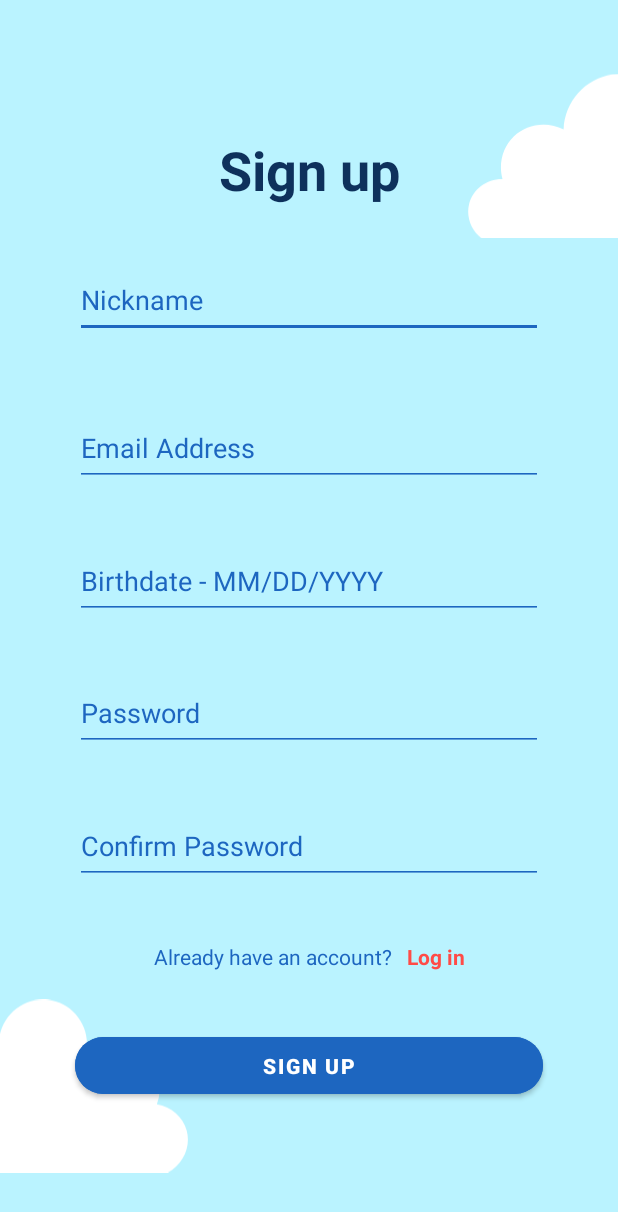
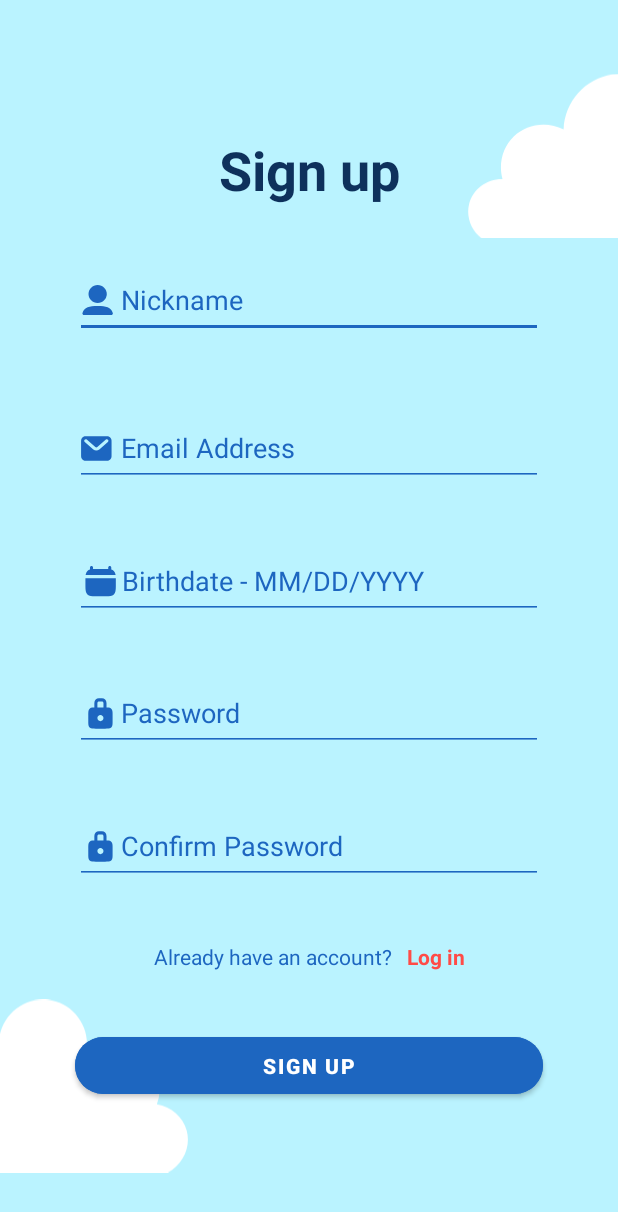
Before and after one commit to Wanyea/Adventour, an Android app: the SignupScreen screen opened directly, with no data from a screen before it, on a phone screen of 412 x 824 dp. Shown: the top 1212 px of the screen. Run offline under Robolectric (Android 15) with nearby library versions, the light colour scheme and no system bars; our stand-ins replace Firebase (no records; nobody signed in at launch, a user with empty details on screens opened directly); 1 statement that could not run was skipped.

Commit message:
Added icons on the left of edittext for Login and Signup

```diff
--- /dev/null
+++ b/Android/AdventourAndroidVersion/app/src/main/res/drawable/ic_calendar_icon.xml
@@ -0,0 +1,12 @@
+<vector xmlns:android="http://schemas.android.com/apk/res/android"
+    android:width="25dp"
+    android:height="25dp"
+    android:viewportWidth="25"
+    android:viewportHeight="25">
+  <path
+      android:pathData="M2.914,10.613C2.913,10.716 2.912,10.82 2.912,10.925V16.301C2.912,17.417 2.971,18.383 3.151,19.193C3.334,20.015 3.655,20.738 4.221,21.305C4.787,21.871 5.51,22.192 6.332,22.374C7.143,22.555 8.108,22.613 9.224,22.613H16.601C17.717,22.613 18.682,22.555 19.493,22.374C20.315,22.192 21.038,21.871 21.604,21.305C22.17,20.738 22.491,20.015 22.674,19.193C22.854,18.383 22.913,17.417 22.913,16.301V10.925C22.913,10.82 22.912,10.716 22.911,10.613H2.914Z"
+      android:fillColor="#1D66C0"/>
+  <path
+      android:pathData="M5.912,4.96V3.613C5.912,3.061 6.36,2.613 6.912,2.613C7.465,2.613 7.912,3.061 7.912,3.613V4.648C8.324,4.623 8.761,4.613 9.224,4.613H16.6C17.064,4.613 17.501,4.623 17.912,4.648V3.613C17.912,3.061 18.36,2.613 18.912,2.613C19.465,2.613 19.912,3.061 19.912,3.613V4.96C20.562,5.153 21.136,5.454 21.604,5.921C22.17,6.488 22.491,7.211 22.674,8.033C22.715,8.218 22.75,8.411 22.779,8.613H3.046C3.075,8.411 3.11,8.218 3.151,8.033C3.334,7.211 3.654,6.488 4.221,5.921C4.689,5.454 5.263,5.153 5.912,4.96Z"
+      android:fillColor="#1D66C0"/>
+</vector>
--- /dev/null
+++ b/Android/AdventourAndroidVersion/app/src/main/res/drawable/ic_email_icon.xml
@@ -0,0 +1,10 @@
+<vector xmlns:android="http://schemas.android.com/apk/res/android"
+    android:width="21dp"
+    android:height="17dp"
+    android:viewportWidth="21"
+    android:viewportHeight="17">
+  <path
+      android:pathData="M4.023,0.821H16.087C16.526,0.821 16.904,0.821 17.218,0.842C17.547,0.864 17.877,0.914 18.203,1.049C18.938,1.353 19.522,1.937 19.827,2.673C19.962,2.998 20.011,3.328 20.034,3.658C20.055,3.971 20.055,4.35 20.055,4.789V12.853C20.055,13.291 20.055,13.67 20.034,13.983C20.011,14.313 19.962,14.643 19.827,14.969C19.522,15.704 18.938,16.288 18.203,16.592C17.877,16.727 17.547,16.777 17.218,16.799C16.904,16.821 16.526,16.821 16.087,16.821H4.023C3.585,16.821 3.206,16.821 2.893,16.799C2.563,16.777 2.233,16.727 1.907,16.592C1.172,16.288 0.588,15.704 0.284,14.969C0.149,14.643 0.099,14.313 0.077,13.983C0.055,13.67 0.055,13.291 0.055,12.853V4.789C0.055,4.35 0.055,3.971 0.077,3.658C0.099,3.328 0.149,2.998 0.284,2.673C0.588,1.937 1.172,1.353 1.907,1.049C2.233,0.914 2.563,0.864 2.893,0.842C3.206,0.821 3.585,0.821 4.023,0.821ZM2.373,3.098C2.736,2.683 3.368,2.641 3.784,3.004L9.397,7.916C9.774,8.245 10.337,8.245 10.714,7.916L16.327,3.004C16.742,2.641 17.374,2.683 17.738,3.098C18.101,3.514 18.059,4.146 17.644,4.509L12.031,9.421C10.9,10.41 9.211,10.41 8.08,9.421L2.467,4.509C2.051,4.146 2.009,3.514 2.373,3.098Z"
+      android:fillColor="#1D66C0"
+      android:fillType="evenOdd"/>
+</vector>
--- /dev/null
+++ b/Android/AdventourAndroidVersion/app/src/main/res/drawable/ic_lock_icon.xml
@@ -0,0 +1,10 @@
+<vector xmlns:android="http://schemas.android.com/apk/res/android"
+    android:width="25dp"
+    android:height="25dp"
+    android:viewportWidth="25"
+    android:viewportHeight="25">
+  <path
+      android:pathData="M8.784,5.862V8.866C8.286,8.873 7.841,8.892 7.456,8.944C6.801,9.032 6.173,9.231 5.663,9.74C5.153,10.25 4.955,10.878 4.866,11.534C4.784,12.146 4.784,12.909 4.784,13.796V17.927C4.784,18.814 4.784,19.578 4.866,20.189C4.955,20.845 5.153,21.473 5.663,21.983C6.173,22.493 6.801,22.691 7.456,22.779C8.068,22.862 8.832,22.862 9.718,22.862H15.85C16.736,22.862 17.5,22.862 18.112,22.779C18.767,22.691 19.396,22.493 19.906,21.983C20.415,21.473 20.614,20.845 20.702,20.189C20.784,19.578 20.784,18.814 20.784,17.927V13.796C20.784,12.909 20.784,12.146 20.702,11.534C20.614,10.878 20.415,10.25 19.906,9.74C19.396,9.231 18.767,9.032 18.112,8.944C17.727,8.892 17.282,8.873 16.784,8.866V5.862C16.784,4.205 15.441,2.862 13.784,2.862H11.784C10.127,2.862 8.784,4.205 8.784,5.862ZM11.784,4.862C11.232,4.862 10.784,5.309 10.784,5.862V8.862H14.784V5.862C14.784,5.309 14.337,4.862 13.784,4.862H11.784ZM12.784,13.862C11.68,13.862 10.784,14.757 10.784,15.862C10.784,16.966 11.68,17.862 12.784,17.862C13.889,17.862 14.784,16.966 14.784,15.862C14.784,14.757 13.889,13.862 12.784,13.862Z"
+      android:fillColor="#1D66C0"
+      android:fillType="evenOdd"/>
+</vector>
--- /dev/null
+++ b/Android/AdventourAndroidVersion/app/src/main/res/drawable/ic_user_icon.xml
@@ -0,0 +1,14 @@
+<vector xmlns:android="http://schemas.android.com/apk/res/android"
+    android:width="21dp"
+    android:height="20dp"
+    android:viewportWidth="21"
+    android:viewportHeight="20">
+  <path
+      android:pathData="M4.923,6C4.923,2.686 7.609,0 10.923,0C14.236,0 16.923,2.686 16.923,6C16.923,9.314 14.236,12 10.923,12C7.609,12 4.923,9.314 4.923,6Z"
+      android:fillColor="#1D66C0"
+      android:fillType="evenOdd"/>
+  <path
+      android:pathData="M4.354,14.903C5.978,14.221 8.146,14 10.923,14C13.694,14 15.858,14.22 17.481,14.898C19.224,15.625 20.293,16.861 20.864,18.659C21.075,19.327 20.574,20 19.882,20H1.957C1.267,20 0.769,19.33 0.98,18.665C1.548,16.868 2.614,15.632 4.354,14.903Z"
+      android:fillColor="#1D66C0"
+      android:fillType="evenOdd"/>
+</vector>
--- a/Android/AdventourAndroidVersion/app/src/main/res/layout/activity_login_screen.xml
+++ b/Android/AdventourAndroidVersion/app/src/main/res/layout/activity_login_screen.xml
@@ -46,8 +46,11 @@
         android:layout_marginStart="50dp"
         android:layout_marginEnd="50dp"
         android:backgroundTint="@color/blue_main"
+        android:textColor="@color/navy_main"
         android:hint="Password"
         android:inputType="textPassword"
+        android:drawableLeft="@drawable/ic_lock_icon"
+        android:drawablePadding="1dp"
         app:layout_constraintBottom_toTopOf="@+id/signupTextView"
         app:layout_constraintEnd_toEndOf="parent"
         app:layout_constraintStart_toStartOf="parent"
@@ -60,10 +63,11 @@
         android:layout_marginStart="50dp"
         android:layout_marginEnd="50dp"
         android:backgroundTint="@color/blue_main"
+        android:textColor="@color/navy_main"
         android:layout_marginBottom="10dp"
         android:hint="Email"
-        android:textColor="#0e315c"
-        android:textColorHint="#1D66C0"
+        android:drawableLeft="@drawable/ic_email_icon"
+        android:drawablePadding="5dp"
         app:layout_constraintBottom_toTopOf="@+id/passwordEditText"
         app:layout_constraintEnd_toEndOf="parent"
         app:layout_constraintStart_toStartOf="parent"
--- a/Android/AdventourAndroidVersion/app/src/main/res/layout/activity_signup_screen.xml
+++ b/Android/AdventourAndroidVersion/app/src/main/res/layout/activity_signup_screen.xml
@@ -49,7 +49,10 @@
         android:layout_marginEnd="50dp"
         android:layout_marginBottom="10dp"
         android:backgroundTint="@color/blue_main"
+        android:textColor="@color/navy_main"
         android:hint="Nickname"
+        android:drawableLeft="@drawable/ic_user_icon"
+        android:drawablePadding="5dp"
         app:layout_constraintBottom_toTopOf="@+id/emailEditText"
         app:layout_constraintEnd_toEndOf="parent"
         app:layout_constraintHorizontal_bias="1.0"
@@ -64,6 +67,9 @@
         android:layout_marginEnd="50dp"
         android:backgroundTint="@color/blue_main"
         android:hint="Email Address"
+        android:textColor="@color/navy_main"
+        android:drawableLeft="@drawable/ic_email_icon"
+        android:drawablePadding="5dp"
         app:layout_constraintBottom_toTopOf="@+id/birthdateEditText"
         app:layout_constraintEnd_toEndOf="parent"
         app:layout_constraintStart_toStartOf="parent"
@@ -80,6 +86,9 @@
         android:focusable="false"
         android:focusableInTouchMode="false"
         android:hint="Birthdate - MM/DD/YYYY"
+        android:textColor="@color/navy_main"
+        android:drawableLeft="@drawable/ic_calendar_icon"
+        android:drawablePadding="2dp"
         android:backgroundTint="@color/blue_main"
         app:layout_constraintBottom_toTopOf="@+id/passwordEditText"
         app:layout_constraintEnd_toEndOf="parent"
@@ -95,6 +104,9 @@
         android:hint="Password"
         android:inputType="textPassword"
         android:backgroundTint="@color/blue_main"
+        android:textColor="@color/navy_main"
+        android:drawableLeft="@drawable/ic_lock_icon"
+        android:drawablePadding="1dp"
         app:layout_constraintBottom_toTopOf="@+id/confirmPasswordEditText"
         app:layout_constraintEnd_toEndOf="parent"
         app:layout_constraintHorizontal_bias="1.0"
@@ -110,6 +122,9 @@
         android:hint="Confirm Password"
         android:inputType="textPassword"
         android:backgroundTint="@color/blue_main"
+        android:textColor="@color/navy_main"
+        android:drawableLeft="@drawable/ic_lock_icon"
+        android:drawablePadding="1dp"
         app:layout_constraintBottom_toTopOf="@+id/loginTextView"
         app:layout_constraintEnd_toEndOf="parent"
         app:layout_constraintHorizontal_bias="1.0"
```
